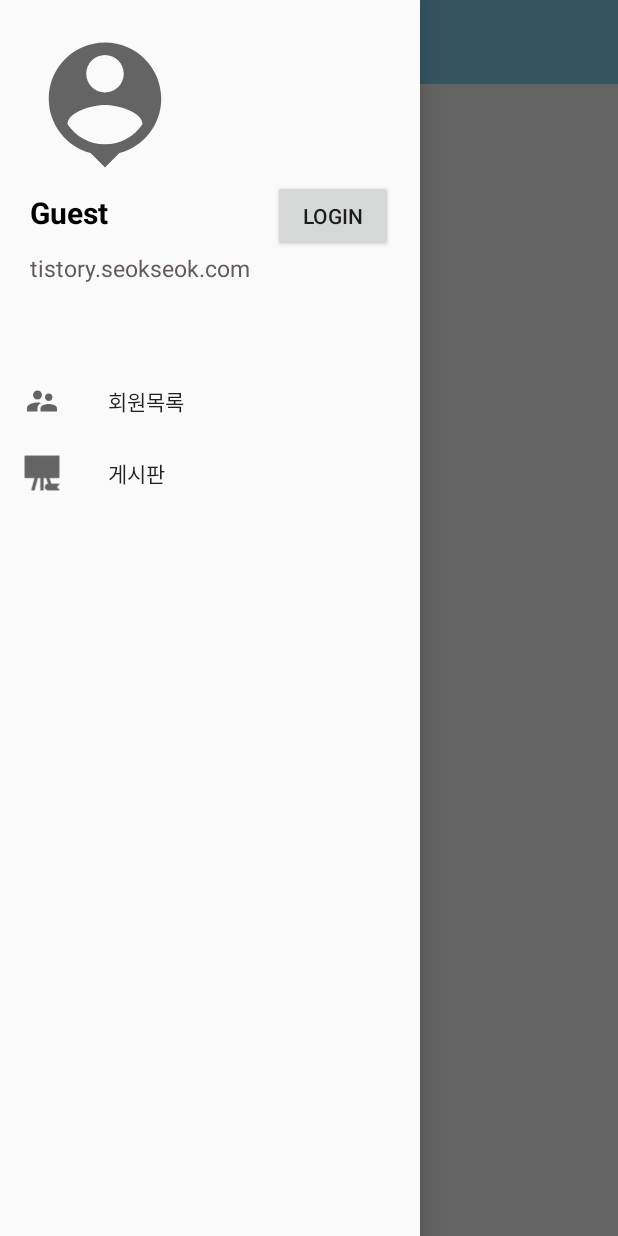
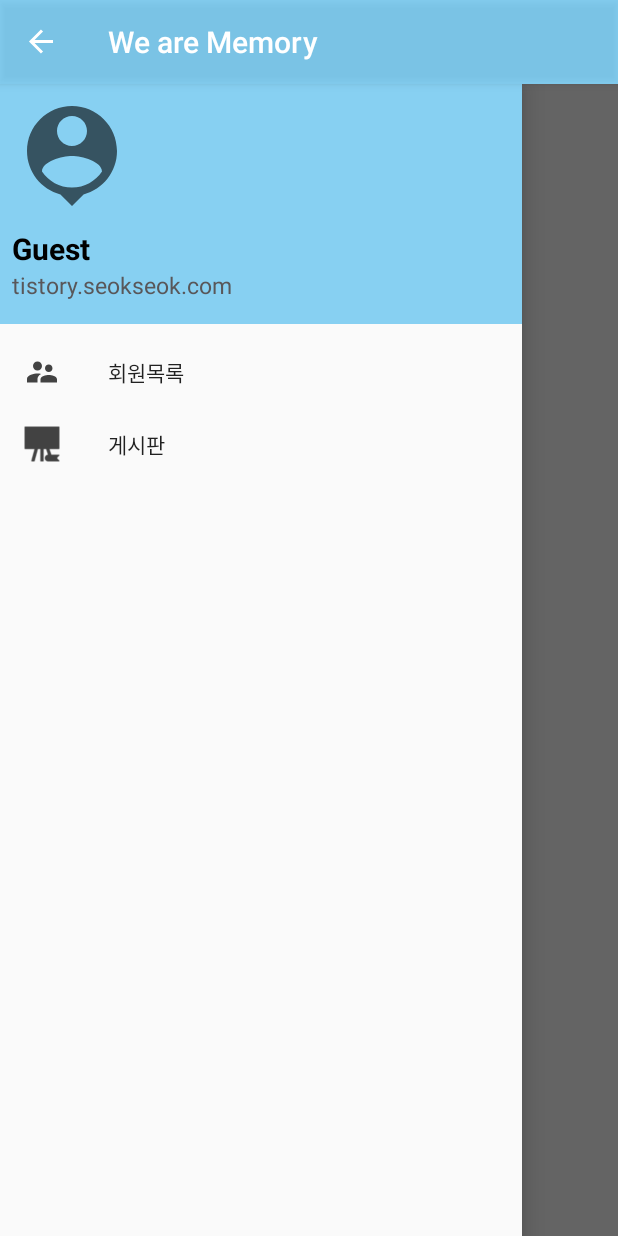
Before and after one commit to SeokSeokNa/Android, an Android app: the screen it shows after launch (MainActivity), with the side drawer open, on a phone screen of 412 x 824 dp. Run offline under Robolectric (Android 15) with nearby library versions, the phone set to English and light mode, and no system bars.

Commit message:
드로우바 수정 및 프레그먼트 적용

```diff
--- a/app/src/main/java/com/acaroom/apicallpjt/MainActivity.kt
+++ b/app/src/main/java/com/acaroom/apicallpjt/MainActivity.kt
@@ -1,14 +1,22 @@
 package com.acaroom.apicallpjt
 
+import android.app.Activity
+import android.content.DialogInterface
 import android.content.Intent
 import android.os.Bundle
 import android.util.Log
 import android.view.MenuItem
 import android.widget.Button
 import android.widget.Toast
+import androidx.activity.result.ActivityResult
+import androidx.activity.result.contract.ActivityResultContracts
+import androidx.appcompat.app.ActionBarDrawerToggle
+import androidx.appcompat.app.AlertDialog
 import androidx.appcompat.app.AppCompatActivity
 import androidx.core.view.GravityCompat
+import androidx.drawerlayout.widget.DrawerLayout
 import com.acaroom.apicallpjt.activity.*
+import com.acaroom.apicallpjt.fragment.BoardFragment
 import com.google.android.material.navigation.NavigationView
 import kotlinx.android.synthetic.main.activity_main.*
 import kotlinx.android.synthetic.main.activity_main.view.*
@@ -17,95 +25,123 @@ import kotlinx.android.synthetic.main.main_drawer_header.view.*
 import kotlinx.android.synthetic.main.main_toolbar.*
 
 class MainActivity : AppCompatActivity(), NavigationView.OnNavigationItemSelectedListener {
+    lateinit var navigationView:NavigationView
+    lateinit var drawerLayout:DrawerLayout
+    lateinit var barDrawerToggle:ActionBarDrawerToggle;
+
+
     override fun onCreate(savedInstanceState: Bundle?) {
         super.onCreate(savedInstanceState)
         setContentView(R.layout.activity_main)
 
+        navigationView = nav
+        drawerLayout = main_drawer_layout
 
-        setSupportActionBar(main_layout_toolbar) // 툴바를 액티비티의 앱바로 지정
-        supportActionBar?.setDisplayHomeAsUpEnabled(true) // 드로어를 꺼낼 홈 버튼 활성화
-        supportActionBar?.setHomeAsUpIndicator(R.drawable.ic_menu_btn) // 홈버튼 이미지 변경
-        supportActionBar?.setDisplayShowTitleEnabled(false) // 툴바에 타이틀 안보이게
+        //Drawer 조절용 토글 버튼 객체 생성
+        barDrawerToggle = ActionBarDrawerToggle(this,drawerLayout,R.string.app_name , R.string.app_name)
+        //ActionBar(제목줄)의 홈or업버튼의 위치에 토글아이콘이 보이게끔...
+        supportActionBar?.setDisplayHomeAsUpEnabled(true);
+
+        //삼선아이콘 모양으로 보이도록
+        //토글버튼의 동기를 맞추기
+        barDrawerToggle.syncState()
+
+        //삼선 아이콘과 화살표아이콘이 자동으로 변환하도록
+        drawerLayout.addDrawerListener(barDrawerToggle);
+
+
+
+
+//        setSupportActionBar(main_layout_toolbar) // 툴바를 액티비티의 앱바로 지정
+//        supportActionBar?.setDisplayHomeAsUpEnabled(true) // 드로어를 꺼낼 홈 버튼 활성화
+//        supportActionBar?.setHomeAsUpIndicator(R.drawable.ic_menu_btn) // 홈버튼 이미지 변경
+//        supportActionBar?.setDisplayShowTitleEnabled(false) // 툴바에 타이틀 안보이게
 
         //메뉴에 이벤트걸기
-        main_navigationView.setNavigationItemSelectedListener(this)
+        navigationView.setNavigationItemSelectedListener(this)
+        //헤더영역 접근방법
+        var nav_header = navigationView.getHeaderView(0)
+        //로그인이 만료되지 않았다면
+        if(App.prefs.token!=null){
+            nav_header.profile_name.text = App.prefs.userNm
+        }
 
-        //헤더영역 접근방법
-        var nav_header = main_navigationView.getHeaderView(0)
-        nav_header.login_btn_test.setOnClickListener {
-            val intent = Intent(this, LoginActivity::class.java)
-            startActivity(intent)
+        //로그인Activity로 부터 넘어온 결과 받기
+        var resultLauncher = registerForActivityResult(ActivityResultContracts.StartActivityForResult()){result:ActivityResult->
+            if(result.resultCode == Activity.RESULT_OK) {
+                val login_name = result.data?.getStringExtra("login_name")
+                nav_header.profile_name.text = login_name
+            }
         }
 
 
-        //로그인 완료시 헤더에 이름박기
-        var loginName = intent?.getStringExtra("login_name")
-        if (loginName != null) {
-            nav_header.profile_name.text = loginName;
+        //사진 클릭시 로그인 창으로 이동
+        nav_header.header_icon.setOnClickListener {
+            if(App.prefs.token ==null) {
+                val intent = Intent(this, LoginActivity::class.java)
+                resultLauncher.launch(intent)
+            } else {
+                var dialog = AlertDialog.Builder(this)
+                dialog.setTitle("알림")
+                dialog.setPositiveButton("예", DialogInterface.OnClickListener() { _, _->
+                    App.prefs.token = null
+                    App.prefs.userNm = null
+                    nav_header.profile_name.text = "Guest"
+                    drawerLayout.closeDrawer(nav)
+                })
+                dialog.setNegativeButton("아니요",DialogInterface.OnClickListener() { _, _->
+
+                })
+                dialog.setMessage("로그아웃 하시겠습니까?").create().show()
+
+            }
+
         }
-
-
-//        btnGoSubActivity.setOnClickListener {
-//            val intent = Intent(this, SubActivity::class.java)
-//            startActivity(intent)
-//        }
-//
-//        btnGoListActivity.setOnClickListener {
-//            val intent = Intent(this, ListActivity::class.java)
-//            startActivity(intent)
-//        }
-//
-//        btnBoardListActivity.setOnClickListener {
-//            val intent = Intent(this, BoardListActivity::class.java)
-//            startActivity(intent)
-//        }
-//
-//        btnGoLogin.setOnClickListener {
-//            val intent = Intent(this,LoginActivity::class.java)
-//            startActivity(intent)
-//        }
 
 
     }
 
+    //햄버거 버튼 , 뒤로가기 버튼 에 따라 알아서 움직이기
     override fun onOptionsItemSelected(item: MenuItem): Boolean {
-        when (item.itemId) {
-            android.R.id.home -> {
-                main_drawer_layout.openDrawer(GravityCompat.START)
-            }
-        }
-
+        barDrawerToggle.onOptionsItemSelected(item)
         return super.onOptionsItemSelected(item)
     }
+
 
     override fun onNavigationItemSelected(item: MenuItem): Boolean {
         when(item.itemId){
             R.id.member-> {
-                val intent = Intent(this, MemberListActivity::class.java)
-                startActivity(intent)
+                supportFragmentManager.beginTransaction()
+                    .replace(R.id.fragment,BoardFragment())
+                    .commit()
+//                val intent = Intent(this, MemberListActivity::class.java)
+//                startActivity(intent)
             }
             R.id.board-> {
-                val intent = Intent(this, BoardListActivity::class.java)
-                startActivity(intent)
+                supportFragmentManager.beginTransaction()
+                    .replace(R.id.fragment,BoardFragment())
+                    .commit()
+//                val intent = Intent(this, BoardListActivity::class.java)
+//                startActivity(intent)
             }
 
         }
+        //Drawer를 닫기...
+        drawerLayout.closeDrawer(nav);
         return false
-    }
-
-    override fun onActivityResult(requestCode: Int, resultCode: Int, data: Intent?) {
-        Toast.makeText(this, "돌아왔습니다.", Toast.LENGTH_SHORT).show()
-        if (resultCode == 1) {
-            var login_name = data?.getStringExtra("login_name")
-            var nav_header = main_navigationView.getHeaderView(0)
-            nav_header.profile_name.text = login_name
-        }
-        super.onActivityResult(requestCode, resultCode, data)
     }
 
 
 
 
+    override fun onBackPressed() {
+        if(drawerLayout.isDrawerOpen(GravityCompat.START)){ //열려있으면
+            drawerLayout.closeDrawers() // 닫고
+        }else{
+            super.onBackPressed() //열려있지 않다면 기존 뒤로가기 버튼이 동작한다.
+        }
+    }
+
 
 
 }
--- a/app/src/main/java/com/acaroom/apicallpjt/Prefs.kt
+++ b/app/src/main/java/com/acaroom/apicallpjt/Prefs.kt
@@ -14,5 +14,9 @@ class Prefs(context: Context) {
     get() = prefs.getString("token" , null)
     set(value) = prefs.edit().putString("token",value).apply()
 
+    var userNm:String?
+    get() = prefs.getString("userNm" , null)
+    set(value) = prefs.edit().putString("userNm",value).apply()
+
 
 }
--- a/app/src/main/java/com/acaroom/apicallpjt/activity/LoginActivity.kt
+++ b/app/src/main/java/com/acaroom/apicallpjt/activity/LoginActivity.kt
@@ -1,5 +1,6 @@
 package com.acaroom.apicallpjt.activity
 
+import android.app.Activity
 import android.content.Intent
 import android.os.Bundle
 import android.os.Handler
@@ -92,14 +93,15 @@ class LoginActivity : AppCompatActivity() {
                     if (result?.status == 1) {
                         Toast.makeText(this@LoginActivity, "로그인 완료!", Toast.LENGTH_SHORT).show()
                         App.prefs.token = result?.userAccess?.accessToken;//내부 저장소에 받아온 토큰 넣어두기
+                        App.prefs.userNm = result?.userAccess.userName;//내부 저장소에 받아온 유저이름 넣어두기
                         Log.i("결과", result.toString());
 
                         transition_button.stopAnimation(TransitionButton.StopAnimationStyle.EXPAND,
                             OnAnimationStopEndListener {
                                 val intent = Intent(this@LoginActivity, MainActivity::class.java)
                                 intent.putExtra("login_name",result.userAccess.userName)
-                                intent.addFlags(Intent.FLAG_ACTIVITY_NO_ANIMATION)
-                                startActivity(intent)
+                                //intent.addFlags(Intent.FLAG_ACTIVITY_NO_ANIMATION)
+                                setResult(Activity.RESULT_OK , intent)
                                 finish()
                             })
                     } else {
--- a/app/src/main/res/layout/activity_main.xml
+++ b/app/src/main/res/layout/activity_main.xml
@@ -6,28 +6,37 @@
     xmlns:tools="http://schemas.android.com/tools"
     android:id="@+id/main_drawer_layout"
     android:layout_width="match_parent"
-    android:layout_height="match_parent"
-    android:fitsSystemWindows="true">
+    android:layout_height="match_parent">
 
 
     <!--메인 레이아웃  , Drawer 안했을때에 그냥 상단에 있는 것-->
-    <include
+    <FrameLayout
+        android:id="@+id/fragment"
         android:layout_width="match_parent"
         android:layout_height="match_parent"
-        layout="@layout/main_layout" />
+        android:padding="16dp">
+    </FrameLayout>
+<!--    <include-->
+<!--        android:layout_width="match_parent"-->
+<!--        android:layout_height="match_parent"-->
+<!--        layout="@layout/main_layout" />-->
+
+
+
+
 
     <!--자식 레이아웃. Navigation Drawer
             - headerLayout : 헤더영역
             - app:menu : 네비게이션 영역(메뉴 나오는 영역)
     -->
     <com.google.android.material.navigation.NavigationView
-        android:id="@+id/main_navigationView"
-        android:layout_width="wrap_content"
+        android:id="@+id/nav"
+        android:layout_width="match_parent"
         android:layout_height="match_parent"
-        android:layout_gravity="left"
-        android:text="메인 레이아웃"
+        android:layout_gravity="start"
         app:headerLayout="@layout/main_drawer_header"
-        app:menu="@menu/main_drawer_navi_menu">
+        app:menu="@menu/main_drawer_navi_menu"
+        app:itemIconTint="#424242">
     </com.google.android.material.navigation.NavigationView>
 
 
--- a/app/src/main/res/layout/main_drawer_header.xml
+++ b/app/src/main/res/layout/main_drawer_header.xml
@@ -4,42 +4,33 @@
     xmlns:android="http://schemas.android.com/apk/res/android"
     android:id="@+id/login_layout"
     android:layout_width="match_parent"
-    android:layout_height="235dp"
-    android:padding="20dp"
+    android:layout_height="160dp"
+    android:background="@color/colorPrimary"
     android:orientation="vertical">
 
     <ImageView
         android:id="@+id/header_icon"
-        android:layout_width="100dp"
-        android:layout_height="100dp"
-        android:src="@drawable/ic_person"/>
+        android:layout_width="80dp"
+        android:layout_height="80dp"
+        android:layout_margin="8dp"
+        android:src="@drawable/ic_person2"/>
 
-    <LinearLayout
-        android:layout_width="match_parent"
-        android:layout_height="wrap_content"
-        android:orientation="horizontal">
+
 
     <TextView
         android:id="@+id/profile_name"
-            android:layout_width="162dp"
+        android:layout_width="wrap_content"
         android:layout_height="wrap_content"
+        android:layout_marginLeft="8dp"
         android:text="Guest"
         android:textColor="#000000"
         android:textSize="20dp"
         android:textStyle="bold" />
 
-        <Button
-            android:id="@+id/login_btn_test"
-            android:layout_width="80dp"
+    <TextView
+        android:layout_width="wrap_content"
         android:layout_height="wrap_content"
-            android:text="Login" />
-
-    </LinearLayout>
-
-
-    <TextView
-        android:layout_width="match_parent"
-        android:layout_height="wrap_content"
+        android:layout_marginLeft="8dp"
         android:textSize="15dp"
         android:textColor="#EB554C4C"
         android:text="tistory.seokseok.com"/>
--- a/app/src/main/res/layout/main_toolbar.xml
+++ b/app/src/main/res/layout/main_toolbar.xml
@@ -13,6 +13,7 @@
         android:layout_width="wrap_content"
         android:layout_height="wrap_content"
         android:text="@string/title"
+        android:textColor="@color/title_color"
         android:layout_gravity="center"
         android:id="@+id/toolbar_title"
         android:textStyle="bold"
--- a/app/src/main/res/menu/main_drawer_navi_menu.xml
+++ b/app/src/main/res/menu/main_drawer_navi_menu.xml
@@ -11,4 +11,5 @@
         android:title = "@string/menu_board"
         />
 
+
 </menu>
--- a/app/src/main/res/values/colors.xml
+++ b/app/src/main/res/values/colors.xml
@@ -1,5 +1,7 @@
 <?xml version="1.0" encoding="utf-8"?>
 <resources>
+    <color name="title_color">#FFFFFFFF</color>
+
     <color name="colorPrimary">#9031B1ED</color>
     <color name="colorPrimaryDark">#800D99D1</color>
     <color name="colorAccent">#03DAC5</color>
--- a/app/src/main/res/values/strings.xml
+++ b/app/src/main/res/values/strings.xml
@@ -10,4 +10,6 @@
     <string name="title">We are Memory</string>
     <string name="menu_member">회원목록</string>
     <string name="menu_board">게시판</string>
+    <!-- TODO: Remove or change this placeholder text -->
+    <string name="hello_blank_fragment">Hello blank fragment</string>
 </resources>
--- a/app/src/main/res/values/styles.xml
+++ b/app/src/main/res/values/styles.xml
@@ -1,6 +1,6 @@
 <resources>
     <!-- Base application theme. -->
-    <style name="AppTheme" parent="Theme.AppCompat.Light.NoActionBar">
+    <style name="AppTheme" parent="Theme.AppCompat.Light.DarkActionBar">
         <!-- Customize your theme here. -->
         <item name="colorPrimary">@color/colorPrimary</item>
         <item name="colorPrimaryDark">@color/colorPrimaryDark</item>
```
Also changed, not shown: app/build.gradle (+7 -0 lines), app/src/main/java/com/acaroom/apicallpjt/fragment/BoardFragment.kt (added, +94 -0 lines), app/src/main/res/layout/fragment_board.xml (added, +17 -0 lines), app/src/main/res/drawable/ic_person2.xml (renamed from app/src/main/res/drawable/ic_person.xml). Lines whose indentation alone changed are shown as unchanged.
